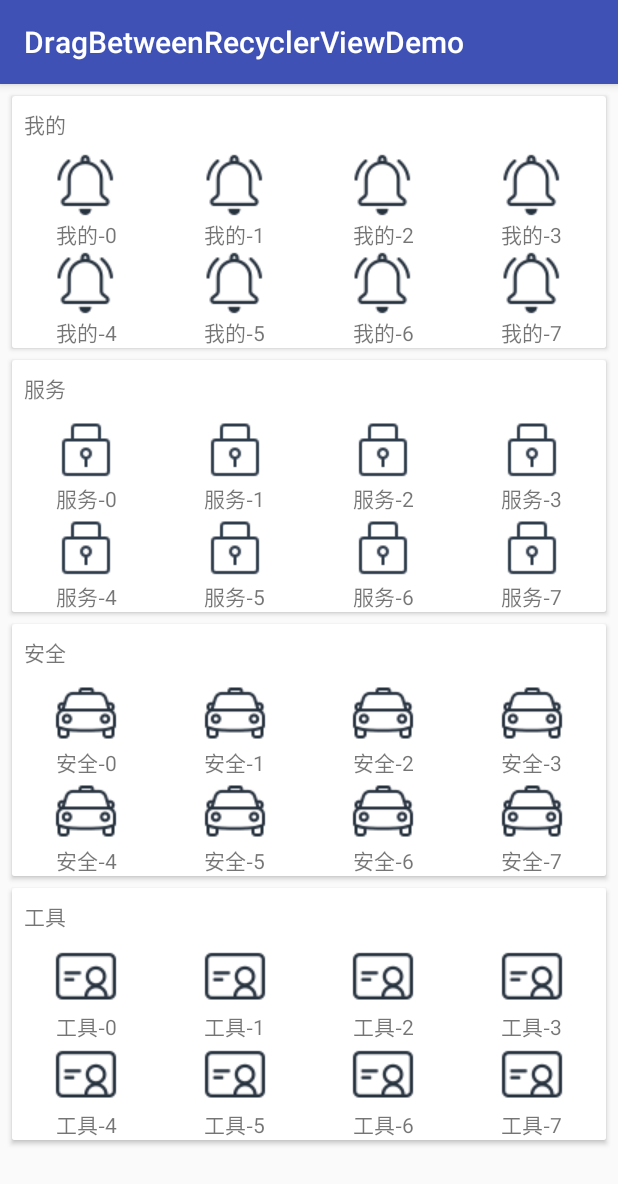
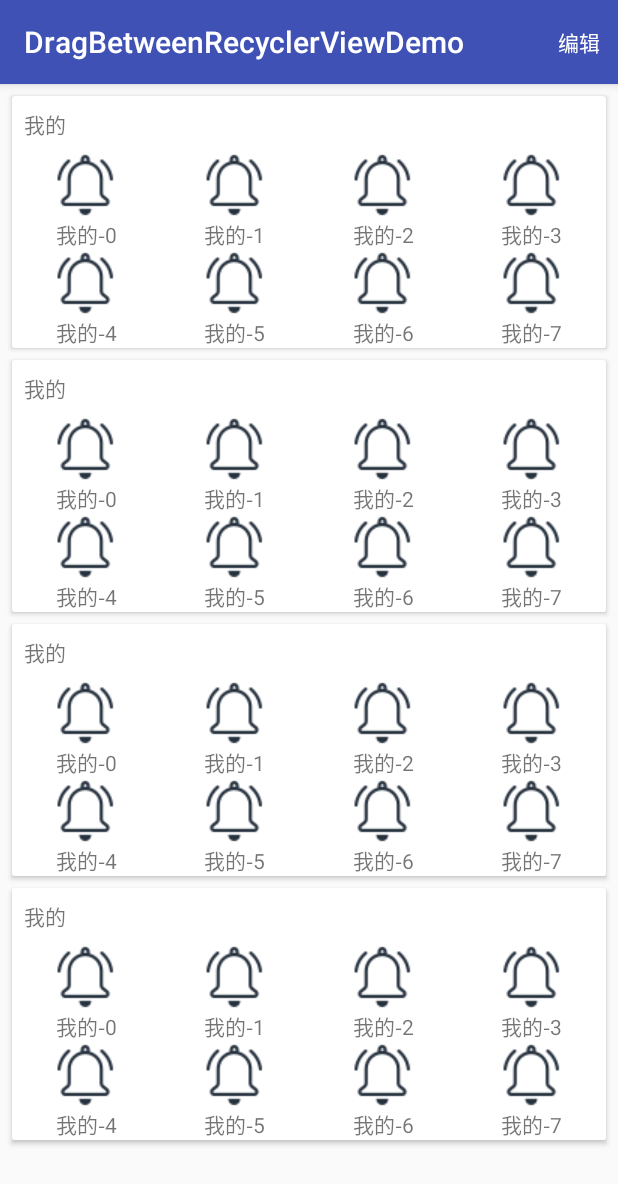
Before and after one commit to dyguests/DragBetweenRecyclerViewDemo, an Android app: the screen it shows after launch (MainActivity), on a phone screen of 412 x 824 dp. Shown: the top 1184 px of the screen. Run offline under Robolectric (Android 15) with nearby library versions, the phone set to English and light mode, and no system bars.

Commit message:
editMode

```diff
--- /dev/null
+++ b/app/src/main/java/com/fanhl/dragbetweenrecyclerviewdemo/BaseContract.java
@@ -0,0 +1,12 @@
+package com.fanhl.dragbetweenrecyclerviewdemo;
+
+/**
+ * Created by fanhl on 2017/4/10.
+ */
+
+public interface BaseContract {
+    interface Presenter {
+        void start();
+    }
+
+}
--- a/app/src/main/java/com/fanhl/dragbetweenrecyclerviewdemo/FunctionAdapter.java
+++ b/app/src/main/java/com/fanhl/dragbetweenrecyclerviewdemo/FunctionAdapter.java
@@ -6,6 +6,8 @@ import android.view.View;
 import android.view.ViewGroup;
 import android.widget.ImageView;
 import android.widget.TextView;
+
+import com.fanhl.dragbetweenrecyclerviewdemo.data.FunctionItem;
 
 import java.util.ArrayList;
 import java.util.List;
@@ -16,6 +18,8 @@ import java.util.List;
 
 class FunctionAdapter extends RecyclerView.Adapter<FunctionAdapter.ViewHolder> implements Listable<FunctionItem> {
     private final List<FunctionItem> list;
+    /** 默认是非编辑模式 */
+    private boolean editMode = false;
 
     public FunctionAdapter() {
         this.list = new ArrayList<>();
@@ -86,10 +90,19 @@ class FunctionAdapter extends RecyclerView.Adapter<FunctionAdapter.ViewHolder> i
         throw new RuntimeException("没空实现 先不写");
     }
 
+    public void setEditMode(boolean editMode) {
+        if (this.editMode == editMode) {
+            return;
+        }
+        this.editMode = editMode;
+        notifyDataSetChanged();
+    }
+
     public class ViewHolder extends RecyclerView.ViewHolder {
 
         private final ImageView coverImg;
         private final TextView titleTv;
+        private final ImageView editHintImg;
 
         private FunctionItem data;
 
@@ -97,6 +110,7 @@ class FunctionAdapter extends RecyclerView.Adapter<FunctionAdapter.ViewHolder> i
             super(itemView);
             coverImg = ((ImageView) itemView.findViewById(R.id.coverImg));
             titleTv = ((TextView) itemView.findViewById(R.id.titleTv));
+            editHintImg = ((ImageView) itemView.findViewById(R.id.editHintImg));
 
             itemView.setOnClickListener(new View.OnClickListener() {
                 @Override
@@ -113,6 +127,7 @@ class FunctionAdapter extends RecyclerView.Adapter<FunctionAdapter.ViewHolder> i
 
             coverImg.setImageResource(data.getIconResId());
             titleTv.setText(data.getName());
+            editHintImg.setVisibility(editMode ? View.VISIBLE : View.GONE);
         }
     }
 }
--- a/app/src/main/java/com/fanhl/dragbetweenrecyclerviewdemo/FunctionDummy.java
+++ b/app/src/main/java/com/fanhl/dragbetweenrecyclerviewdemo/FunctionDummy.java
@@ -3,6 +3,8 @@ package com.fanhl.dragbetweenrecyclerviewdemo;
 import android.content.Context;
 import android.support.annotation.DrawableRes;
 import android.widget.Toast;
+
+import com.fanhl.dragbetweenrecyclerviewdemo.data.FunctionItem;
 
 import java.util.ArrayList;
 import java.util.List;
@@ -11,7 +13,7 @@ import java.util.List;
  * Created by fanhl on 2017/4/7.
  */
 
-class FunctionDummy {
+public class FunctionDummy {
     private static FunctionItem item(final String title, @DrawableRes int iconResId) {
         return new FunctionItem(title, iconResId, new FunctionItem.Action() {
             @Override
--- a/app/src/main/java/com/fanhl/dragbetweenrecyclerviewdemo/FunctionsViewHolder.java
+++ b/app/src/main/java/com/fanhl/dragbetweenrecyclerviewdemo/FunctionsViewHolder.java
@@ -5,6 +5,8 @@ import android.support.v7.widget.DefaultItemAnimator;
 import android.support.v7.widget.RecyclerView;
 import android.view.View;
 import android.widget.TextView;
+
+import com.fanhl.dragbetweenrecyclerviewdemo.data.FunctionItem;
 
 import java.util.List;
 
@@ -38,4 +40,8 @@ class FunctionsViewHolder {
         titleTv.setText(title);
         functionAdapter.replaceItems(functionItems);
     }
+
+    public void setEditMode(boolean editMode) {
+        functionAdapter.setEditMode(editMode);
+    }
 }
--- a/app/src/main/java/com/fanhl/dragbetweenrecyclerviewdemo/MainActivity.java
+++ b/app/src/main/java/com/fanhl/dragbetweenrecyclerviewdemo/MainActivity.java
@@ -1,43 +1,85 @@
 package com.fanhl.dragbetweenrecyclerviewdemo;
 
 import android.os.Bundle;
-import android.support.annotation.DrawableRes;
 import android.support.v7.app.AppCompatActivity;
+import android.view.Menu;
+import android.view.MenuItem;
 
-public class MainActivity extends AppCompatActivity {
+import com.fanhl.dragbetweenrecyclerviewdemo.model.MainModel;
+import com.fanhl.dragbetweenrecyclerviewdemo.presenter.MainPresenter;
 
-    private FunctionsViewHolder myServiceContainer;
-    private FunctionsViewHolder serviceContainer;
-    private FunctionsViewHolder securityContainer;
-    private FunctionsViewHolder toolsContainer;
+public class MainActivity extends AppCompatActivity implements MainContract.View {
+
+    private MenuItem editMenu;
+
+    private FunctionsViewHolder myServiceViewHolder;
+    private FunctionsViewHolder serviceViewHolder;
+    private FunctionsViewHolder securityViewHolder;
+    private FunctionsViewHolder toolsViewHolder;
+
+    private MainPresenter presenter;
 
     @Override
     protected void onCreate(Bundle savedInstanceState) {
         super.onCreate(savedInstanceState);
         setContentView(R.layout.activity_main);
-        assginViews();
+        assignViews();
         initData();
     }
 
-    private void assginViews() {
-        this.myServiceContainer = new FunctionsViewHolder(findViewById(R.id.myServiceContainer));
-        this.serviceContainer = new FunctionsViewHolder(findViewById(R.id.serviceContainer));
-        this.securityContainer = new FunctionsViewHolder(findViewById(R.id.securityContainer));
-        this.toolsContainer = new FunctionsViewHolder(findViewById(R.id.toolsContainer));
+    @Override
+    public boolean onCreateOptionsMenu(Menu menu) {
+        getMenuInflater().inflate(R.menu.main, menu);
+        editMenu = menu.findItem(R.id.action_edit);
+        return true;
+    }
+
+    @Override
+    public boolean onOptionsItemSelected(MenuItem item) {
+        switch (item.getItemId()) {
+            case android.R.id.home:
+                finish();
+                return true;
+            case R.id.action_edit:
+                presenter.changeEditMode();
+                return true;
+            default:
+                return super.onOptionsItemSelected(item);
+        }
+    }
+
+    private void assignViews() {
+        this.myServiceViewHolder = new FunctionsViewHolder(findViewById(R.id.myServiceContainer));
+        this.serviceViewHolder = new FunctionsViewHolder(findViewById(R.id.serviceContainer));
+        this.securityViewHolder = new FunctionsViewHolder(findViewById(R.id.securityContainer));
+        this.toolsViewHolder = new FunctionsViewHolder(findViewById(R.id.toolsContainer));
     }
 
     private void initData() {
-        bindDataToContainer();
+        MainModel model = new MainModel();
+        presenter = new MainPresenter(model, this);
+        presenter.start();
     }
 
-    private void bindDataToContainer() {
-        bindDataToFunctionViewHolder("我的", R.drawable.ic_function_1, myServiceContainer);
-        bindDataToFunctionViewHolder("服务", R.drawable.ic_function_2, serviceContainer);
-        bindDataToFunctionViewHolder("安全", R.drawable.ic_function_3, securityContainer);
-        bindDataToFunctionViewHolder("工具", R.drawable.ic_function_4, toolsContainer);
+    @Override
+    public void bindData(MainModel model) {
+        bindFunctionDataToFunctionViewHolder(model.getMyFunctionBar(), myServiceViewHolder);
+        bindFunctionDataToFunctionViewHolder(model.getMyFunctionBar(), serviceViewHolder);
+        bindFunctionDataToFunctionViewHolder(model.getMyFunctionBar(), securityViewHolder);
+        bindFunctionDataToFunctionViewHolder(model.getMyFunctionBar(), toolsViewHolder);
     }
 
-    private void bindDataToFunctionViewHolder(String title, @DrawableRes int iconResId, FunctionsViewHolder functionsViewHolder) {
-        functionsViewHolder.bindData(title, FunctionDummy.list(title, iconResId));
+    @Override
+    public void setEditMode(boolean editMode) {
+        editMenu.setTitle(editMode ? "完成" : "编辑");
+        myServiceViewHolder.setEditMode(editMode);
+        serviceViewHolder.setEditMode(editMode);
+        securityViewHolder.setEditMode(editMode);
+        toolsViewHolder.setEditMode(editMode);
     }
+
+    private void bindFunctionDataToFunctionViewHolder(MainModel.FunctionBarData functionBarData, FunctionsViewHolder functionsViewHolder) {
+        functionsViewHolder.bindData(functionBarData.getTitle(), functionBarData.getList());
+    }
+
 }
--- /dev/null
+++ b/app/src/main/java/com/fanhl/dragbetweenrecyclerviewdemo/MainContract.java
@@ -0,0 +1,20 @@
+package com.fanhl.dragbetweenrecyclerviewdemo;
+
+import com.fanhl.dragbetweenrecyclerviewdemo.model.MainModel;
+
+/**
+ * Created by fanhl on 2017/4/10.
+ */
+
+public interface MainContract {
+    interface View {
+
+        void bindData(MainModel model);
+
+        void setEditMode(boolean editMode);
+    }
+
+    interface Presenter extends BaseContract.Presenter{
+        void changeEditMode();
+    }
+}
--- a/app/src/main/java/com/fanhl/dragbetweenrecyclerviewdemo/FunctionItem.java
+++ b/app/src/main/java/com/fanhl/dragbetweenrecyclerviewdemo/data/FunctionItem.java
@@ -1,4 +1,4 @@
-package com.fanhl.dragbetweenrecyclerviewdemo;
+package com.fanhl.dragbetweenrecyclerviewdemo.data;
 
 import android.content.Context;
 import android.support.annotation.DrawableRes;
@@ -6,7 +6,7 @@ import android.support.annotation.DrawableRes;
 /**
  * Created by fanhl on 2017/4/7.
  */
-class FunctionItem {
+public class FunctionItem {
     private String name;
     @DrawableRes
     private int iconResId;
--- /dev/null
+++ b/app/src/main/java/com/fanhl/dragbetweenrecyclerviewdemo/model/MainModel.java
@@ -0,0 +1,90 @@
+package com.fanhl.dragbetweenrecyclerviewdemo.model;
+
+import android.support.annotation.DrawableRes;
+import android.support.annotation.NonNull;
+
+import com.fanhl.dragbetweenrecyclerviewdemo.FunctionDummy;
+import com.fanhl.dragbetweenrecyclerviewdemo.R;
+import com.fanhl.dragbetweenrecyclerviewdemo.data.FunctionItem;
+
+import java.util.List;
+
+/**
+ * Created by fanhl on 2017/4/10.
+ */
+
+public class MainModel {
+    private final FunctionBarData myFunctionBar;
+    private final FunctionBarData serviceFunctionBar;
+    private final FunctionBarData securityFunctionBar;
+    private final FunctionBarData toolsFunctionBar;
+    /** 当前页面是不是编辑模式 */
+    private boolean editMode;
+
+    public FunctionBarData getMyFunctionBar() {
+        return myFunctionBar;
+    }
+
+    public FunctionBarData getServiceFunctionBar() {
+        return serviceFunctionBar;
+    }
+
+    public FunctionBarData getSecurityFunctionBar() {
+        return securityFunctionBar;
+    }
+
+    public FunctionBarData getToolsFunctionBar() {
+        return toolsFunctionBar;
+    }
+
+    public MainModel() {
+        myFunctionBar = createFunctionBar("我的", R.drawable.ic_function_1);
+        serviceFunctionBar = createFunctionBar("服务", R.drawable.ic_function_2);
+        securityFunctionBar = createFunctionBar("安全", R.drawable.ic_function_3);
+        toolsFunctionBar = createFunctionBar("工具", R.drawable.ic_function_4);
+    }
+
+    @NonNull
+    private FunctionBarData createFunctionBar(String title, @DrawableRes int iconResId) {
+        return new FunctionBarData(title, FunctionDummy.list(title, iconResId));
+    }
+
+    public boolean isEditMode() {
+        return editMode;
+    }
+
+    public void setEditMode(boolean editMode) {
+        this.editMode = editMode;
+    }
+
+
+    public class FunctionBarData {
+        private String title;
+        private List<FunctionItem> list;
+
+        public FunctionBarData() {
+
+        }
+
+        public FunctionBarData(String title, List<FunctionItem> list) {
+            this.title = title;
+            this.list = list;
+        }
+
+        public String getTitle() {
+            return title;
+        }
+
+        public void setTitle(String title) {
+            this.title = title;
+        }
+
+        public List<FunctionItem> getList() {
+            return list;
+        }
+
+        public void setList(List<FunctionItem> list) {
+            this.list = list;
+        }
+    }
+}
--- /dev/null
+++ b/app/src/main/java/com/fanhl/dragbetweenrecyclerviewdemo/presenter/MainPresenter.java
@@ -0,0 +1,31 @@
+package com.fanhl.dragbetweenrecyclerviewdemo.presenter;
+
+import com.fanhl.dragbetweenrecyclerviewdemo.MainContract;
+import com.fanhl.dragbetweenrecyclerviewdemo.model.MainModel;
+
+/**
+ * Created by fanhl on 2017/4/10.
+ */
+
+public class MainPresenter implements MainContract.Presenter {
+
+    private final MainModel model;
+    private final MainContract.View view;
+
+    public MainPresenter(MainModel model, MainContract.View view) {
+        this.model = model;
+        this.view = view;
+    }
+
+    @Override
+    public void start() {
+        view.bindData(model);
+    }
+
+    @Override
+    public void changeEditMode() {
+        boolean newEditMode = !model.isEditMode();
+        model.setEditMode(newEditMode);
+        view.setEditMode(newEditMode);
+    }
+}
--- a/app/src/main/res/layout/item_funtion.xml
+++ b/app/src/main/res/layout/item_funtion.xml
@@ -7,6 +7,10 @@
                                     app:cardCornerRadius="0dp"
                                     app:cardElevation="0dp"
                                     tools:layout_width="100dp">
+
+    <FrameLayout
+        android:layout_width="match_parent"
+        android:layout_height="wrap_content">
 
         <LinearLayout
             android:layout_width="match_parent"
@@ -27,4 +31,14 @@
                 android:gravity="center"
                 android:text="功能"/>
         </LinearLayout>
+
+        <ImageView
+            android:id="@+id/editHintImg"
+            android:layout_width="wrap_content"
+            android:layout_height="wrap_content"
+            android:layout_gravity="end|top"
+            android:visibility="gone"
+            app:srcCompat="@android:drawable/ic_input_add"
+            tools:visibility="visible"/>
+    </FrameLayout>
 </android.support.v7.widget.CardView>
--- /dev/null
+++ b/app/src/main/res/menu/main.xml
@@ -0,0 +1,8 @@
+<?xml version="1.0" encoding="utf-8"?>
+<menu xmlns:android="http://schemas.android.com/apk/res/android"
+      xmlns:app="http://schemas.android.com/apk/res-auto">
+    <item
+        android:id="@+id/action_edit"
+        android:title="编辑"
+        app:showAsAction="always"/>
+</menu>
```
Lines whose indentation alone changed are shown as unchanged.
